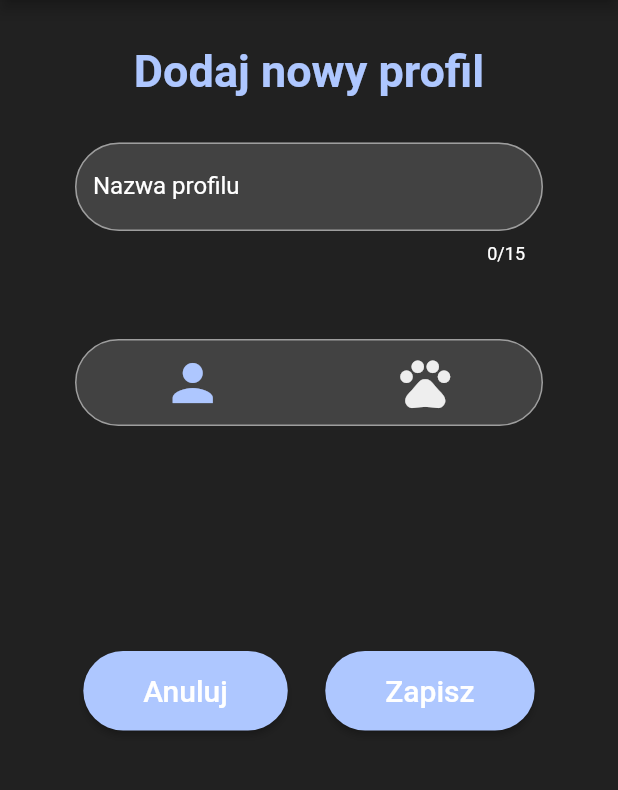
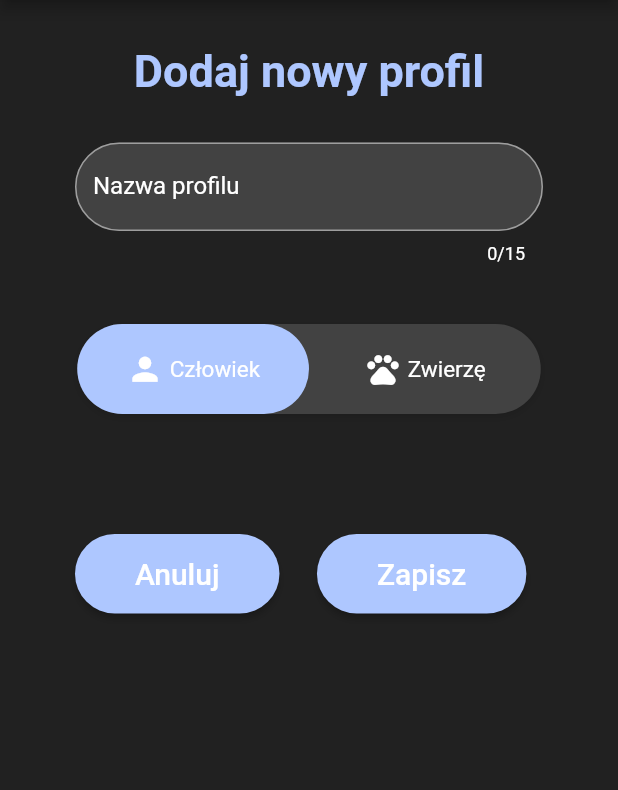
Before and after one commit to dorvio/MediCATion, a Flutter app: the screen it shows once a user with an empty profile is signed in, after a tap on the "person add alt" icon, on a phone screen of 412 x 824 dp, the part 84-874 px from its top. Run offline on Flutter 3.47's test engine with Material 2 defaults, Android fonts, the phone set to English and light mode, and no system bars; drawn by our look-alikes of flutter_toggle_tab; our stand-ins replace cloud_firestore, connectivity, email_validator, firebase_auth, firebase_core, flutter_bloc and 4 more; accounts and stored records are empty.

Commit message:
touch up on new_profile_screen and added handling modify profile

```diff
--- a/medication/lib/Screens/new_profile_screen.dart
+++ b/medication/lib/Screens/new_profile_screen.dart
@@ -4,13 +4,18 @@ import 'package:google_fonts/google_fonts.dart';
 import '../Database_classes/Profile.dart';
 import '../Blocs/profile_bloc.dart';
 import 'package:medication/Services/authorization.dart';
+import 'package:flutter_toggle_tab/flutter_toggle_tab.dart';
 
 class NewProfileView extends StatefulWidget {
-  final String userId;
+  final String? userId;
+  final bool editMode;
+  final Profile? profile;
 
   const NewProfileView({
     Key? key,
     required this.userId,
+    required this.editMode,
+    required this.profile,
   }) : super(key: key);
 
   @override
@@ -22,11 +27,20 @@ class _NewProfileViewState extends State<NewProfileView> {
 
   final AuthorizationService _authorizationService = AuthorizationService();
 
-  bool isAnimalController = false;
   Color? button1Color = Color.fromARGB(255, 174, 199, 255);
   Color? button2Color = Colors.grey[200];
   final _formKey = GlobalKey<FormState>();
   String name = '';
+  int _tabIconIndexSelected = 0;
+
+  @override
+  void initState() {
+    super.initState();
+    name = widget.editMode ? widget.profile!.name : '';
+    if(widget.editMode){
+      _tabIconIndexSelected = widget.profile!.isAnimal ? 1 : 0;
+    }
+  }
 
   @override
   Widget build(BuildContext context) {
@@ -100,7 +114,7 @@ class _NewProfileViewState extends State<NewProfileView> {
                 mainAxisAlignment: MainAxisAlignment.center,
                   children: [
                     Text(
-                    "Dodaj nowy profil",
+                      widget.editMode ? 'Edytuj profil' :'Dodaj nowy profil',
                       style: GoogleFonts.tiltNeon(
                         textStyle: const TextStyle(
                           color: Color.fromARGB(255, 174, 199, 255),
@@ -116,6 +130,7 @@ class _NewProfileViewState extends State<NewProfileView> {
                   key: _formKey,
                   child: TextFormField(
                     maxLength: 15,
+                    initialValue: widget.editMode ? widget.profile?.name ?? '' : null,
                     style: const TextStyle(color: Colors.white),
                     decoration: InputDecoration(
                       labelText: 'Nazwa profilu',
@@ -149,55 +164,34 @@ class _NewProfileViewState extends State<NewProfileView> {
                     onChanged: (text) => setState(() => name = text),
                   ),
                 ),
-                const SizedBox(height: 50),
-                Container(
-                  decoration: BoxDecoration(
-                    borderRadius: BorderRadius.circular(30.0),
-                    border: Border.all(
-                      color: Colors.grey,
+                const SizedBox(height: 40),
+                FlutterToggleTab(
+                  width: 75,
+                  height: 60,
+                  selectedTextStyle: const TextStyle(
+                    color: Colors.white,
+                    fontSize: 15,
                   ),
-                    color: Colors.grey[800],
+                  unSelectedTextStyle: const TextStyle(
+                    color: Colors.white,
+                    fontSize: 15,
                   ),
-                  child: Row(
-                    children: [
-                      Expanded(
-                        flex: 1,
-                        child: IconButton(
-                          tooltip: 'Profil człowieka',
-                          onPressed: () {
+                  selectedBackgroundColors: const [Color.fromARGB(255, 174, 199, 255)],
+                  unSelectedBackgroundColors: [Colors.grey[800]!],
+                  labels: ['Człowiek', 'Zwierzę'],
+                  selectedLabelIndex: (index) {
+                    if (!widget.editMode) {
                       setState(() {
-                              isAnimalController = false;
-                              button1Color = Theme.of(context).colorScheme.inversePrimary;
-                              button2Color = Colors.grey[200];
+                        _tabIconIndexSelected = index;
                       });
+                    } else {}
                   },
-                          icon: const Icon(Icons.person),
-                          color: button1Color,
-                          iconSize: 40,
+                  selectedIndex: _tabIconIndexSelected,
+                  icons: [Icons.person, Icons.pets],
+                  iconSize: 25,
                 ),
-                      ),
-                      Expanded(
-                        flex: 1,
-                        child: IconButton(
-                          tooltip: 'Profil zwierzęcia',
-                          onPressed: () {
-                            setState(() {
-                              isAnimalController = true;
-                              button1Color = Colors.grey[200];
-                              button2Color = Theme.of(context).colorScheme.inversePrimary;
-                            });
-                          },
-                          icon: const Icon(Icons.pets),
-                          color: button2Color,
-                          iconSize: 40,
-                        ),
-                      ),
-                    ],
-                  ),
-                ),
-                const SizedBox(height: 150),
+                const SizedBox(height: 80),
                 Row(
-                  mainAxisAlignment: MainAxisAlignment.center,
                   children: [
                     ElevatedButton(
                       style: ElevatedButton.styleFrom(
@@ -236,14 +230,29 @@ class _NewProfileViewState extends State<NewProfileView> {
                       ),
                       onPressed: () {
                         if (_formKey.currentState!.validate()) {
+                          if(widget.editMode){
+                            if (name == widget.profile?.name){
+                              Navigator.pop(context);
+                            } else {
+                              final updatedProfile = Profile(
+                              profileId: widget.profile!.profileId,
+                              name: name,
+                              isAnimal: widget.profile!.isAnimal,
+                              userId: widget.profile!.userId,
+                              );
+                              BlocProvider.of<ProfileBloc>(context).add(UpdateProfile(updatedProfile));
+                              Navigator.pop(context);
+                            }
+                          } else {
                             final profile = Profile(
                             profileId: DateTime.now().toString(),
                             name: name,
-                            isAnimal: isAnimalController,
-                            userId: widget.userId,
+                            isAnimal: _tabIconIndexSelected == 0 ? false : true,
+                            userId: widget.userId!,
                             );
                             BlocProvider.of<ProfileBloc>(context).add(AddProfile(profile));
                             Navigator.pop(context);
+                            }
                         } else {}
                       },
                     ),
--- a/medication/pubspec.yaml
+++ b/medication/pubspec.yaml
@@ -46,6 +46,7 @@ dependencies:
   flutter_speed_dial: ^7.0.0
   flutter_typeahead: ^4.8.0
   connectivity: ^3.0.6
+  flutter_toggle_tab: ^1.4.1
 
 dev_dependencies:
   flutter_test:
```
Also changed, not shown: medication/lib/Screens/profile_screen.dart (+11 -97 lines), medication/lib/Screens/medication_screen.dart (line endings or trailing spaces), medication/pubspec.lock. Lines whose indentation alone changed are shown as unchanged.
